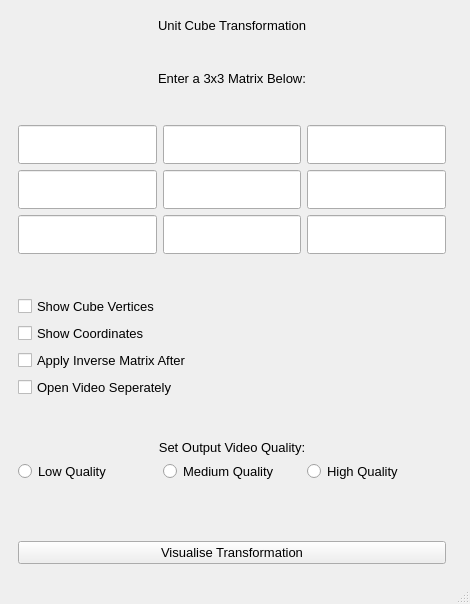
First picture: the form in unit_cube.ui, repository KallaxenC/LinearLab, before the edit.
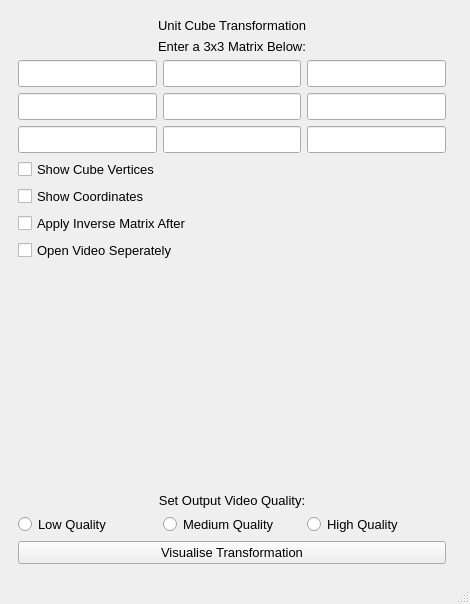
Second picture: the form after the edit.

The edit to the form file:
```diff
--- a/unit_cube.ui
+++ b/unit_cube.ui
@@ -10,6 +10,12 @@
     <height>604</height>
    </rect>
   </property>
+  <property name="font">
+   <font>
+    <family>Segoe UI</family>
+    <pointsize>10</pointsize>
+   </font>
+  </property>
   <property name="windowTitle">
    <string>MainWindow</string>
   </property>
@@ -24,7 +30,30 @@
     <item row="0" column="0">
      <widget class="QFrame" name="settings_frame">
       <layout class="QGridLayout" name="gridLayout_3">
-       <item row="6" column="0">
+       <item row="5" column="0">
+        <widget class="QPushButton" name="visualiseButton">
+         <property name="text">
+          <string>Visualise Transformation</string>
+         </property>
+        </widget>
+       </item>
+       <item row="0" column="0">
+        <widget class="QLabel" name="label">
+         <property name="maximumSize">
+          <size>
+           <width>16777215</width>
+           <height>50</height>
+          </size>
+         </property>
+         <property name="text">
+          <string>Unit Cube Transformation</string>
+         </property>
+         <property name="alignment">
+          <set>Qt::AlignCenter</set>
+         </property>
+        </widget>
+       </item>
+       <item row="4" column="0">
         <layout class="QHBoxLayout" name="qualityLayout_H">
          <item>
           <widget class="QRadioButton" name="lowQuality_radiobox">
@@ -58,7 +87,7 @@
          </item>
         </layout>
        </item>
-       <item row="4" column="0">
+       <item row="2" column="0">
         <layout class="QGridLayout" name="matrixLayout_G">
          <item row="0" column="2">
           <widget class="QLineEdit" name="c_value">
@@ -76,10 +105,7 @@
            </property>
            <property name="font">
             <font>
-             <family>Arial</family>
-             <pointsize>20</pointsize>
-             <weight>50</weight>
-             <bold>false</bold>
+             <pointsize>12</pointsize>
             </font>
            </property>
            <property name="acceptDrops">
@@ -109,10 +135,7 @@
            </property>
            <property name="font">
             <font>
-             <family>Arial</family>
-             <pointsize>20</pointsize>
-             <weight>50</weight>
-             <bold>false</bold>
+             <pointsize>12</pointsize>
             </font>
            </property>
            <property name="acceptDrops">
@@ -142,10 +165,7 @@
            </property>
            <property name="font">
             <font>
-             <family>Arial</family>
-             <pointsize>20</pointsize>
-             <weight>50</weight>
-             <bold>false</bold>
+             <pointsize>12</pointsize>
             </font>
            </property>
            <property name="acceptDrops">
@@ -175,10 +195,7 @@
            </property>
            <property name="font">
             <font>
-             <family>Arial</family>
-             <pointsize>20</pointsize>
-             <weight>50</weight>
-             <bold>false</bold>
+             <pointsize>12</pointsize>
             </font>
            </property>
            <property name="acceptDrops">
@@ -208,10 +225,7 @@
            </property>
            <property name="font">
             <font>
-             <family>Arial</family>
-             <pointsize>20</pointsize>
-             <weight>50</weight>
-             <bold>false</bold>
+             <pointsize>12</pointsize>
             </font>
            </property>
            <property name="acceptDrops">
@@ -241,10 +255,7 @@
            </property>
            <property name="font">
             <font>
-             <family>Arial</family>
-             <pointsize>20</pointsize>
-             <weight>50</weight>
-             <bold>false</bold>
+             <pointsize>12</pointsize>
             </font>
            </property>
            <property name="acceptDrops">
@@ -274,10 +285,7 @@
            </property>
            <property name="font">
             <font>
-             <family>Arial</family>
-             <pointsize>20</pointsize>
-             <weight>50</weight>
-             <bold>false</bold>
+             <pointsize>12</pointsize>
             </font>
            </property>
            <property name="acceptDrops">
@@ -307,10 +315,7 @@
            </property>
            <property name="font">
             <font>
-             <family>Arial</family>
-             <pointsize>20</pointsize>
-             <weight>50</weight>
-             <bold>false</bold>
+             <pointsize>12</pointsize>
             </font>
            </property>
            <property name="acceptDrops">
@@ -340,10 +345,7 @@
            </property>
            <property name="font">
             <font>
-             <family>Arial</family>
-             <pointsize>20</pointsize>
-             <weight>50</weight>
-             <bold>false</bold>
+             <pointsize>12</pointsize>
             </font>
            </property>
            <property name="acceptDrops">
@@ -360,19 +362,6 @@
         </layout>
        </item>
        <item row="1" column="0">
-        <spacer name="verticalSpacer_3">
-         <property name="orientation">
-          <enum>Qt::Vertical</enum>
-         </property>
-         <property name="sizeHint" stdset="0">
-          <size>
-           <width>20</width>
-           <height>40</height>
-          </size>
-         </property>
-        </spacer>
-       </item>
-       <item row="2" column="0">
         <widget class="QLabel" name="label_2">
          <property name="text">
           <string>Enter a 3x3 Matrix Below:</string>
@@ -382,82 +371,46 @@
          </property>
         </widget>
        </item>
-       <item row="0" column="0">
-        <widget class="QLabel" name="label">
-         <property name="maximumSize">
-          <size>
-           <width>16777215</width>
-           <height>50</height>
-          </size>
-         </property>
-         <property name="text">
-          <string>Unit Cube Transformation</string>
-         </property>
-         <property name="alignment">
-          <set>Qt::AlignCenter</set>
-         </property>
-        </widget>
-       </item>
        <item row="3" column="0">
-        <spacer name="verticalSpacer_2">
-         <property name="orientation">
-          <enum>Qt::Vertical</enum>
-         </property>
-         <property name="sizeHint" stdset="0">
-          <size>
-           <width>20</width>
-           <height>40</height>
-          </size>
-         </property>
-        </spacer>
-       </item>
-       <item row="8" column="0">
-        <widget class="QPushButton" name="visualiseButton">
-         <property name="text">
-          <string>Visualise Transformation</string>
-         </property>
-        </widget>
-       </item>
-       <item row="7" column="0">
-        <spacer name="verticalSpacer">
-         <property name="orientation">
-          <enum>Qt::Vertical</enum>
-         </property>
-         <property name="sizeHint" stdset="0">
-          <size>
-           <width>20</width>
-           <height>60</height>
-          </size>
-         </property>
-        </spacer>
-       </item>
-       <item row="5" column="0">
         <layout class="QGridLayout" name="propertiesLayout_G">
          <property name="leftMargin">
           <number>0</number>
          </property>
-         <item row="1" column="0">
+         <item row="5" column="0">
+          <spacer name="verticalSpacer_5">
+           <property name="orientation">
+            <enum>Qt::Vertical</enum>
+           </property>
+           <property name="sizeHint" stdset="0">
+            <size>
+             <width>20</width>
+             <height>40</height>
+            </size>
+           </property>
+          </spacer>
+         </item>
+         <item row="0" column="0">
           <widget class="QCheckBox" name="verticles_checkbox">
            <property name="text">
             <string>Show Cube Vertices</string>
            </property>
           </widget>
          </item>
-         <item row="3" column="0">
+         <item row="2" column="0">
           <widget class="QCheckBox" name="inverseMatrix_checkBox">
            <property name="text">
             <string>Apply Inverse Matrix After</string>
            </property>
           </widget>
          </item>
-         <item row="2" column="0">
+         <item row="1" column="0">
           <widget class="QCheckBox" name="coordinates_checkBox">
            <property name="text">
             <string>Show Coordinates</string>
            </property>
           </widget>
          </item>
-         <item row="7" column="0">
+         <item row="6" column="0">
           <widget class="QLabel" name="label_3">
            <property name="text">
             <string>Set Output Video Quality:</string>
@@ -467,33 +420,7 @@
            </property>
           </widget>
          </item>
-         <item row="6" column="0">
-          <spacer name="verticalSpacer_5">
-           <property name="orientation">
-            <enum>Qt::Vertical</enum>
-           </property>
-           <property name="sizeHint" stdset="0">
-            <size>
-             <width>20</width>
-             <height>40</height>
-            </size>
-           </property>
-          </spacer>
-         </item>
-         <item row="0" column="0">
-          <spacer name="verticalSpacer_4">
-           <property name="orientation">
-            <enum>Qt::Vertical</enum>
-           </property>
-           <property name="sizeHint" stdset="0">
-            <size>
-             <width>20</width>
-             <height>40</height>
-            </size>
-           </property>
-          </spacer>
-         </item>
-         <item row="4" column="0">
+         <item row="3" column="0">
           <widget class="QCheckBox" name="seperateVideo_checkBox">
            <property name="text">
             <string>Open Video Seperately</string>
@@ -523,7 +450,7 @@
      <x>0</x>
      <y>0</y>
      <width>470</width>
-     <height>26</height>
+     <height>29</height>
     </rect>
    </property>
   </widget>
```
